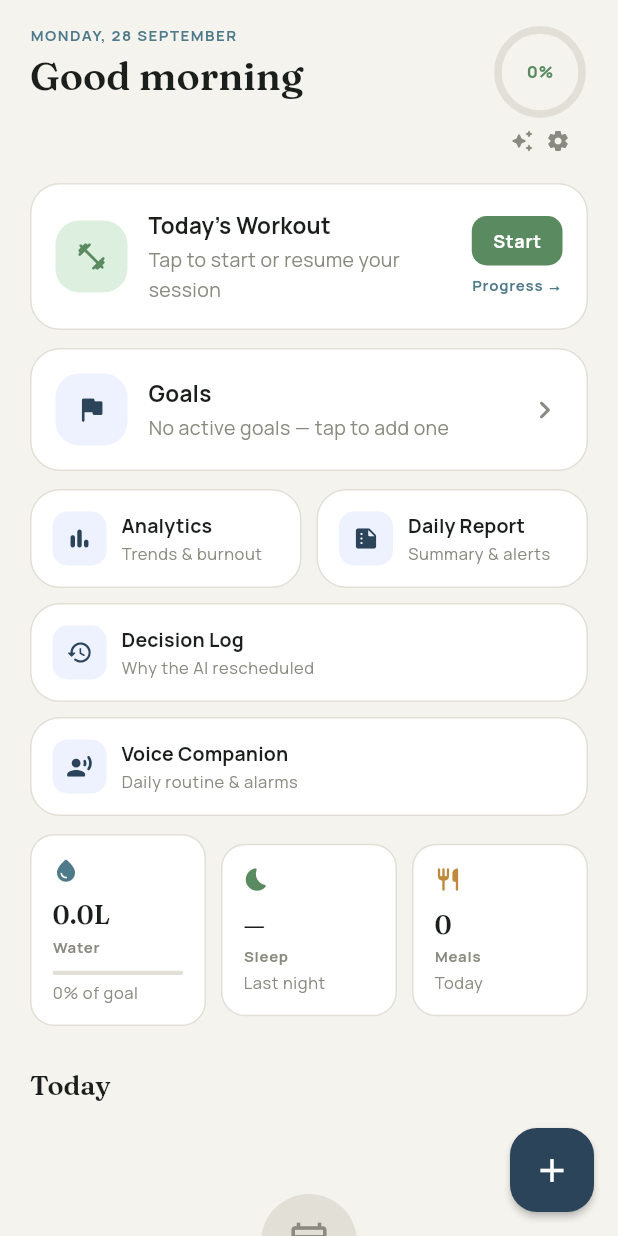
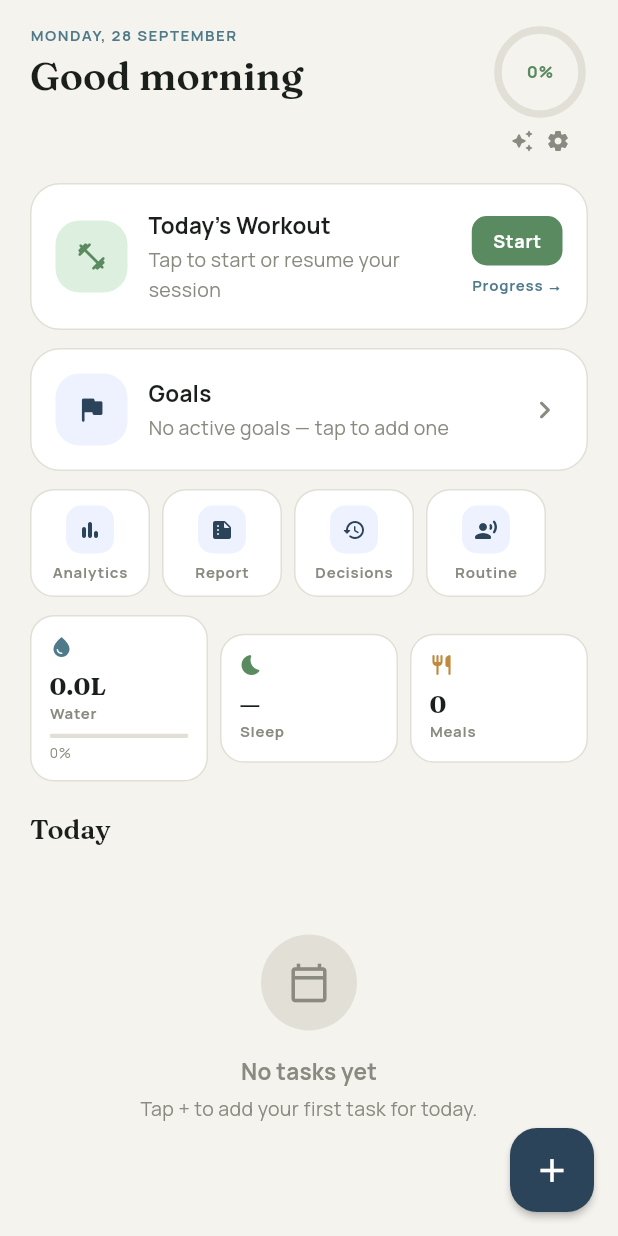
Before and after one commit to manohar454/routine_assistant, a Flutter app: the screen it shows after launch, on a phone screen of 412 x 824 dp. Run offline on Flutter 3.47's test engine with Material 3 defaults, Android fonts, the phone set to English and light mode, and no system bars; our stand-ins replace file_picker, flutter_local_notifications, flutter_timezone, flutter_tts, google_fonts, just_audio and 4 more; missing offline and left inert: audio_session, device_calendar, flutter_foreground_task, flutter_gemma, flutter_gemma_litertlm; accounts and stored records are empty; statements that could not run were skipped.

Commit message:
refactor: clean up home screen UI — less clutter, tighter spacing
- Replace 4 stacked nav cards (Analytics, Report, Decisions, Routine)
  with a single horizontal scrollable chip row — frees significant
  vertical space and groups navigation cleanly
- Stat tiles (Water/Sleep/Meals): tighter padding (14→12), smaller
  value font, sub label optional — Sleep and Meals no longer show
  redundant "Last night" / "Today" sub text
- Water stat sub shortened to just the percentage (e.g. "72%")
- Stat tile gap reduced 10→8px
- Task cards: padding tightened (all 14 → LTRB 12/10/10/10)
- Spine node gap reduced 12→8px between cards
- "Today" section heading top padding reduced 28→20px

Co-Authored-By: Claude Sonnet 4.6 <noreply@anthropic.com>
Claude-Session: https://claude.ai/code/session_01RpziqFoKVGKk7uGrK4fd7t

```diff
--- a/lib/screens/home_screen.dart
+++ b/lib/screens/home_screen.dart
@@ -689,7 +689,7 @@ class _HomeScreenState extends State<HomeScreen>
                 // ── Today's tasks heading ───────────────────────────────
                 SliverToBoxAdapter(
                   child: Padding(
-                    padding: const EdgeInsets.fromLTRB(20, 28, 20, 12),
+                    padding: const EdgeInsets.fromLTRB(20, 20, 20, 10),
                     child: Row(
                       children: [
                         Text(
@@ -983,47 +983,15 @@ class _QuickActions extends StatelessWidget {
           onTap: onGoals,
         ),
         const SizedBox(height: 12),
-        // Analytics + Daily Report row
-        Row(
-          children: [
-            Expanded(
-              child: _NavCard(
-                icon: Icons.bar_chart_rounded,
-                label: 'Analytics',
-                sub: 'Trends & burnout',
+        // Nav shortcuts — compact horizontal chips
+        _NavChipRow(
           isDark: isDark,
-                onTap: onAnalytics,
-              ),
-            ),
-            const SizedBox(width: 10),
-            Expanded(
-              child: _NavCard(
-                icon: Icons.summarize_rounded,
-                label: 'Daily Report',
-                sub: 'Summary & alerts',
-                isDark: isDark,
-                onTap: onDailyReport,
-              ),
-            ),
-          ],
-        ),
-        const SizedBox(height: 10),
-        // Decision log card
-        _NavCard(
-          icon: Icons.history_rounded,
-          label: 'Decision Log',
-          sub: 'Why the AI rescheduled',
-          isDark: isDark,
-          onTap: onDecisionLog,
-        ),
-        const SizedBox(height: 10),
-        // AI Voice Companion / Routine Timetable
-        _NavCard(
-          icon: Icons.record_voice_over_rounded,
-          label: 'Voice Companion',
-          sub: 'Daily routine & alarms',
-          isDark: isDark,
-          onTap: onRoutine,
+          items: [
+            _NavChipItem(Icons.bar_chart_rounded, 'Analytics', onAnalytics),
+            _NavChipItem(Icons.summarize_rounded, 'Report', onDailyReport),
+            _NavChipItem(Icons.history_rounded, 'Decisions', onDecisionLog),
+            _NavChipItem(Icons.record_voice_over_rounded, 'Routine', onRoutine),
+          ],
         ),
         const SizedBox(height: 12),
         // Routine day progress
@@ -1041,41 +1009,34 @@ class _QuickActions extends StatelessWidget {
             Expanded(
               child: _StatCard(
                 icon: Icons.water_drop_rounded,
-                iconColor: isDark
-                    ? AppColors.darkDeep
-                    : AppColors.deepLight,
+                iconColor: isDark ? AppColors.darkDeep : AppColors.deepLight,
                 value: waterLabel,
                 label: 'Water',
-                sub: '${(waterRatio * 100).round()}% of goal',
+                sub: '${(waterRatio * 100).round()}%',
                 progressRatio: waterRatio,
-                progressColor:
-                    isDark ? AppColors.darkDeep : AppColors.deepLight,
+                progressColor: isDark ? AppColors.darkDeep : AppColors.deepLight,
                 isDark: isDark,
                 onTap: onWater,
               ),
             ),
-            const SizedBox(width: 10),
+            const SizedBox(width: 8),
             Expanded(
               child: _StatCard(
                 icon: Icons.bedtime_rounded,
-                iconColor:
-                    isDark ? AppColors.darkMoss : AppColors.moss,
+                iconColor: isDark ? AppColors.darkMoss : AppColors.moss,
                 value: sleepLabel,
                 label: 'Sleep',
-                sub: 'Last night',
                 isDark: isDark,
                 onTap: onSleep,
               ),
             ),
-            const SizedBox(width: 10),
+            const SizedBox(width: 8),
             Expanded(
               child: _StatCard(
                 icon: Icons.restaurant_rounded,
-                iconColor:
-                    isDark ? AppColors.darkAmber : AppColors.amber,
+                iconColor: isDark ? AppColors.darkAmber : AppColors.amber,
                 value: '$meals',
                 label: 'Meals',
-                sub: 'Today',
                 isDark: isDark,
                 onTap: onMeals,
               ),
@@ -1204,20 +1165,18 @@ class _RoutineProgressCard extends StatelessWidget {
   }
 }
 
-class _NavCard extends StatelessWidget {
+class _NavChipItem {
   final IconData icon;
   final String label;
-  final String sub;
+  final VoidCallback onTap;
+  const _NavChipItem(this.icon, this.label, this.onTap);
+}
+
+class _NavChipRow extends StatelessWidget {
   final bool isDark;
-  final VoidCallback onTap;
-
-  const _NavCard({
-    required this.icon,
-    required this.label,
-    required this.sub,
-    required this.isDark,
-    required this.onTap,
-  });
+  final List<_NavChipItem> items;
+
+  const _NavChipRow({required this.isDark, required this.items});
 
   @override
   Widget build(BuildContext context) {
@@ -1226,41 +1185,47 @@ class _NavCard extends StatelessWidget {
     final accent = isDark ? AppColors.darkDeep : AppColors.deep;
     final iconBg = isDark ? const Color(0xFF1D2535) : const Color(0xFFEEF2FF);
 
+    return SizedBox(
+      height: 72,
+      child: ListView.separated(
+        scrollDirection: Axis.horizontal,
+        itemCount: items.length,
+        separatorBuilder: (_, __) => const SizedBox(width: 8),
+        itemBuilder: (ctx, i) {
+          final item = items[i];
           return GestureDetector(
-      onTap: onTap,
+            onTap: item.onTap,
             child: Container(
-        padding: const EdgeInsets.all(14),
+              width: 80,
+              padding: const EdgeInsets.symmetric(vertical: 10),
               decoration: BoxDecoration(
                 color: bg,
-          borderRadius: const BorderRadius.all(AppRadius.lg),
+                borderRadius: const BorderRadius.all(AppRadius.md),
                 border: Border.all(color: border),
               ),
-        child: Row(
+              child: Column(
+                mainAxisAlignment: MainAxisAlignment.center,
                 children: [
                   Container(
-              width: 36,
-              height: 36,
+                    width: 32,
+                    height: 32,
                     decoration: BoxDecoration(
                       color: iconBg,
                       borderRadius: const BorderRadius.all(AppRadius.sm),
                     ),
-              child: Icon(icon, color: accent, size: 18),
-            ),
-            const SizedBox(width: 10),
-            Expanded(
-              child: Column(
-                crossAxisAlignment: CrossAxisAlignment.start,
-                children: [
-                  Text(label, style: context.text.titleSmall),
-                  const SizedBox(height: 1),
-                  Text(sub,
-                      style: context.text.bodySmall,
-                      overflow: TextOverflow.ellipsis),
-                ],
-              ),
-            ),
-          ],
-        ),
+                    child: Icon(item.icon, color: accent, size: 16),
+                  ),
+                  const SizedBox(height: 5),
+                  Text(
+                    item.label,
+                    style: context.text.labelSmall?.copyWith(fontSize: 10),
+                    overflow: TextOverflow.ellipsis,
+                  ),
+                ],
+              ),
+            ),
+          );
+        },
       ),
     );
   }
@@ -1441,7 +1406,7 @@ class _StatCard extends StatelessWidget {
   final Color iconColor;
   final String value;
   final String label;
-  final String sub;
+  final String? sub;
   final double? progressRatio;
   final Color? progressColor;
   final bool isDark;
@@ -1452,7 +1417,7 @@ class _StatCard extends StatelessWidget {
     required this.iconColor,
     required this.value,
     required this.label,
-    required this.sub,
+    this.sub,
     this.progressRatio,
     this.progressColor,
     required this.isDark,
@@ -1467,7 +1432,7 @@ class _StatCard extends StatelessWidget {
     return GestureDetector(
       onTap: onTap,
       child: Container(
-        padding: const EdgeInsets.all(14),
+        padding: const EdgeInsets.all(12),
         decoration: BoxDecoration(
           color: bg,
           borderRadius: const BorderRadius.all(AppRadius.md),
@@ -1476,32 +1441,38 @@ class _StatCard extends StatelessWidget {
         child: Column(
           crossAxisAlignment: CrossAxisAlignment.start,
           children: [
-            Icon(icon, color: iconColor, size: 18),
-            const SizedBox(height: 10),
+            Icon(icon, color: iconColor, size: 16),
+            const SizedBox(height: 8),
             Text(
               value,
-              style: context.text.headlineSmall?.copyWith(fontSize: 17),
-            ),
-            const SizedBox(height: 2),
-            Text(label, style: context.text.labelSmall),
+              style: context.text.titleLarge?.copyWith(
+                fontWeight: FontWeight.w700,
+                fontSize: 16,
+              ),
+            ),
+            const SizedBox(height: 1),
+            Text(
+              label,
+              style: context.text.labelSmall?.copyWith(fontSize: 10),
+            ),
             if (progressRatio != null) ...[
-              const SizedBox(height: 8),
+              const SizedBox(height: 6),
               ClipRRect(
                 borderRadius: const BorderRadius.all(AppRadius.sm),
                 child: LinearProgressIndicator(
                   value: progressRatio,
                   minHeight: 3,
-                  backgroundColor:
-                      isDark ? AppColors.darkBorder : AppColors.mist,
-                  valueColor:
-                      AlwaysStoppedAnimation(progressColor!),
-                ),
-              ),
-              const SizedBox(height: 4),
-              Text(sub, style: context.text.bodySmall),
-            ] else ...[
+                  backgroundColor: isDark ? AppColors.darkBorder : AppColors.mist,
+                  valueColor: AlwaysStoppedAnimation(progressColor!),
+                ),
+              ),
+              if (sub != null) ...[
+                const SizedBox(height: 3),
+                Text(sub!, style: context.text.bodySmall?.copyWith(fontSize: 9)),
+              ],
+            ] else if (sub != null) ...[
               const SizedBox(height: 2),
-              Text(sub, style: context.text.bodySmall),
+              Text(sub!, style: context.text.bodySmall?.copyWith(fontSize: 9)),
             ],
           ],
         ),
--- a/lib/widgets/day_spine_timeline.dart
+++ b/lib/widgets/day_spine_timeline.dart
@@ -165,7 +165,7 @@ class _SpineNode extends StatelessWidget {
           // Task card
           Expanded(
             child: Padding(
-              padding: EdgeInsets.only(bottom: isLast ? 0 : 12),
+              padding: EdgeInsets.only(bottom: isLast ? 0 : 8),
               child: TaskCard(task: task, onCheckIn: onCheckIn, onEdit: onEdit, onDelete: onDelete),
             ),
           ),
--- a/lib/widgets/task_card.dart
+++ b/lib/widgets/task_card.dart
@@ -90,7 +90,7 @@ class TaskCard extends StatelessWidget {
             },
       child: AnimatedContainer(
         duration: const Duration(milliseconds: 250),
-        padding: const EdgeInsets.all(14),
+        padding: const EdgeInsets.fromLTRB(12, 10, 10, 10),
         decoration: BoxDecoration(
           color: bgColor,
           borderRadius: BorderRadius.circular(18),
```
Lines whose indentation alone changed are shown as unchanged.
